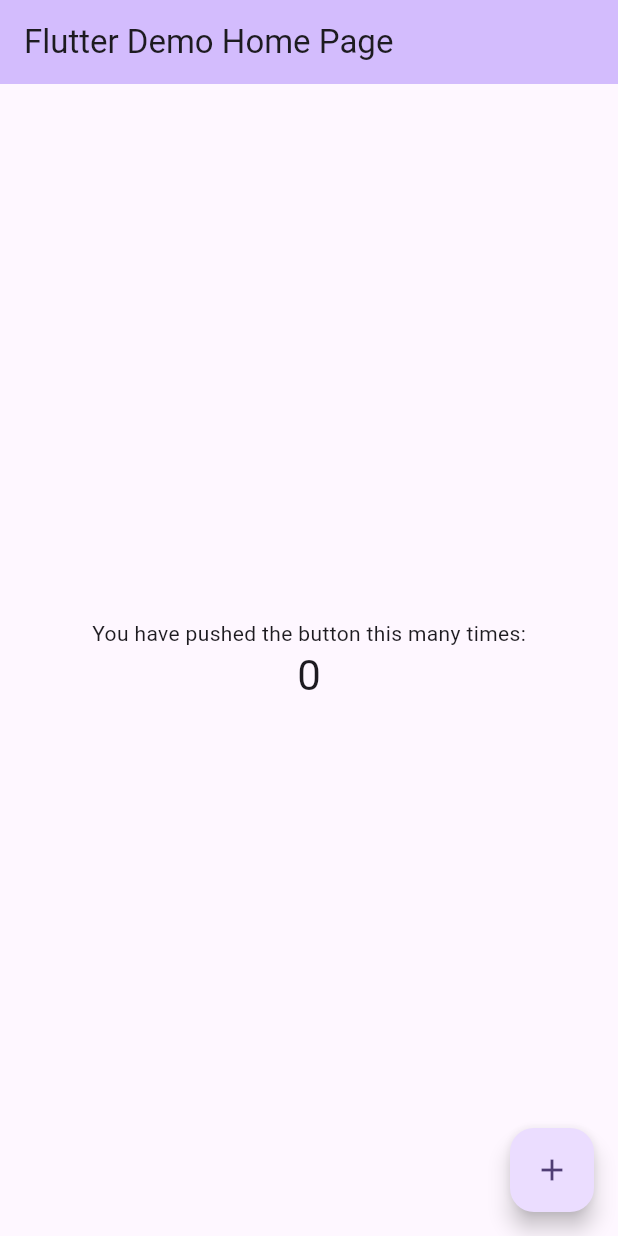
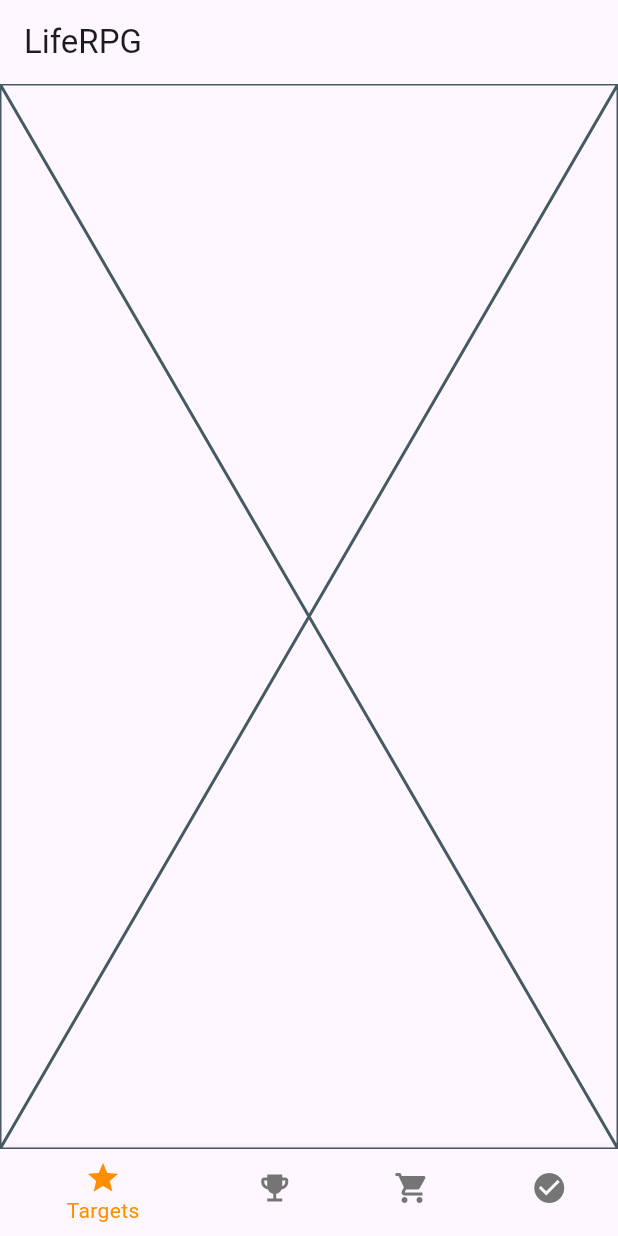
Before and after one commit to camel-exvl/LifeRPG, a Flutter app: the screen it shows after launch, on a phone screen of 412 x 824 dp. Run offline on Flutter 3.47's test engine with Material 3 defaults, Android fonts, the phone set to English and light mode, and no system bars.

Commit message:
feat: 实现主页面
1. 实现主页面基本框架，包括底部导航栏、项目标题等

```diff
--- a/lib/main.dart
+++ b/lib/main.dart
@@ -1,17 +1,18 @@
 import 'package:flutter/material.dart';
+import 'package:liferpg/page/home.dart';
 
 void main() {
-  runApp(const MyApp());
+  runApp(const LifeRPG());
 }
 
-class MyApp extends StatelessWidget {
-  const MyApp({super.key});
+class LifeRPG extends StatelessWidget {
+  const LifeRPG({super.key});
 
   // This widget is the root of your application.
   @override
   Widget build(BuildContext context) {
     return MaterialApp(
-      title: 'Flutter Demo',
+      title: 'LifeRPG',
       theme: ThemeData(
         // This is the theme of your application.
         //
@@ -31,95 +32,7 @@
         colorScheme: ColorScheme.fromSeed(seedColor: Colors.deepPurple),
         useMaterial3: true,
       ),
-      home: const MyHomePage(title: 'Flutter Demo Home Page'),
+      home: const HomePage(),
     );
   }
 }
-
-class MyHomePage extends StatefulWidget {
-  const MyHomePage({super.key, required this.title});
-
-  // This widget is the home page of your application. It is stateful, meaning
-  // that it has a State object (defined below) that contains fields that affect
-  // how it looks.
-
-  // This class is the configuration for the state. It holds the values (in this
-  // case the title) provided by the parent (in this case the App widget) and
-  // used by the build method of the State. Fields in a Widget subclass are
-  // always marked "final".
-
-  final String title;
-
-  @override
-  State<MyHomePage> createState() => _MyHomePageState();
-}
-
-class _MyHomePageState extends State<MyHomePage> {
-  int _counter = 0;
-
-  void _incrementCounter() {
-    setState(() {
-      // This call to setState tells the Flutter framework that something has
-      // changed in this State, which causes it to rerun the build method below
-      // so that the display can reflect the updated values. If we changed
-      // _counter without calling setState(), then the build method would not be
-      // called again, and so nothing would appear to happen.
-      _counter++;
-    });
-  }
-
-  @override
-  Widget build(BuildContext context) {
-    // This method is rerun every time setState is called, for instance as done
-    // by the _incrementCounter method above.
-    //
-    // The Flutter framework has been optimized to make rerunning build methods
-    // fast, so that you can just rebuild anything that needs updating rather
-    // than having to individually change instances of widgets.
-    return Scaffold(
-      appBar: AppBar(
-        // TRY THIS: Try changing the color here to a specific color (to
-        // Colors.amber, perhaps?) and trigger a hot reload to see the AppBar
-        // change color while the other colors stay the same.
-        backgroundColor: Theme.of(context).colorScheme.inversePrimary,
-        // Here we take the value from the MyHomePage object that was created by
-        // the App.build method, and use it to set our appbar title.
-        title: Text(widget.title),
-      ),
-      body: Center(
-        // Center is a layout widget. It takes a single child and positions it
-        // in the middle of the parent.
-        child: Column(
-          // Column is also a layout widget. It takes a list of children and
-          // arranges them vertically. By default, it sizes itself to fit its
-          // children horizontally, and tries to be as tall as its parent.
-          //
-          // Column has various properties to control how it sizes itself and
-          // how it positions its children. Here we use mainAxisAlignment to
-          // center the children vertically; the main axis here is the vertical
-          // axis because Columns are vertical (the cross axis would be
-          // horizontal).
-          //
-          // TRY THIS: Invoke "debug painting" (choose the "Toggle Debug Paint"
-          // action in the IDE, or press "p" in the console), to see the
-          // wireframe for each widget.
-          mainAxisAlignment: MainAxisAlignment.center,
-          children: <Widget>[
-            const Text(
-              'You have pushed the button this many times:',
-            ),
-            Text(
-              '$_counter',
-              style: Theme.of(context).textTheme.headlineMedium,
-            ),
-          ],
-        ),
-      ),
-      floatingActionButton: FloatingActionButton(
-        onPressed: _incrementCounter,
-        tooltip: 'Increment',
-        child: const Icon(Icons.add),
-      ), // This trailing comma makes auto-formatting nicer for build methods.
-    );
-  }
-}
--- /dev/null
+++ b/lib/page/home.dart
@@ -0,0 +1,62 @@
+import 'package:flutter/material.dart';
+
+class HomePage extends StatefulWidget {
+  const HomePage({super.key});
+
+  @override
+  State<HomePage> createState() => _HomePageState();
+}
+
+class _HomePageState extends State<HomePage> {
+  int _selectedIndex = 0;
+
+  // TODO: Replace this with actual pages
+  static const List<Widget> _widgetOptions = <Widget>[
+    Placeholder(),
+    Placeholder(),
+    Placeholder(),
+    Placeholder()
+  ];
+
+  void _onItemTapped(int index) {
+    setState(() {
+      _selectedIndex = index;
+    });
+  }
+
+  @override
+  Widget build(BuildContext context) {
+    return Scaffold(
+      appBar: AppBar(
+        title: const Text('LifeRPG'),
+      ),
+      body: Center(
+        child: _widgetOptions.elementAt(_selectedIndex),
+      ),
+      bottomNavigationBar: BottomNavigationBar(
+        items: const <BottomNavigationBarItem>[
+          BottomNavigationBarItem(
+            icon: Icon(Icons.star),
+            label: 'Targets',
+          ),
+          BottomNavigationBarItem(
+            icon: Icon(Icons.emoji_events),
+            label: 'Challenge',
+          ),
+          BottomNavigationBarItem(
+            icon: Icon(Icons.shopping_cart),
+            label: 'Shop',
+          ),
+          BottomNavigationBarItem(
+            icon: Icon(Icons.check_circle),
+            label: 'Status',
+          ),
+        ],
+        currentIndex: _selectedIndex,
+        unselectedItemColor: Colors.grey[600],
+        selectedItemColor: Colors.amber[800],
+        onTap: _onItemTapped,
+      ),
+    );
+  }
+}
```
Also changed, not shown: 1 other file.
